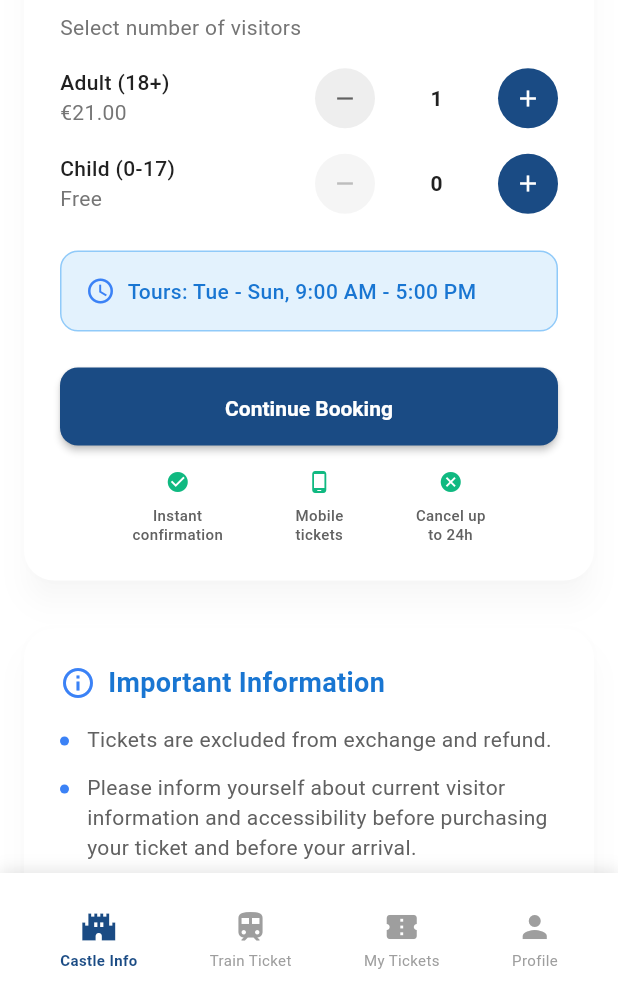
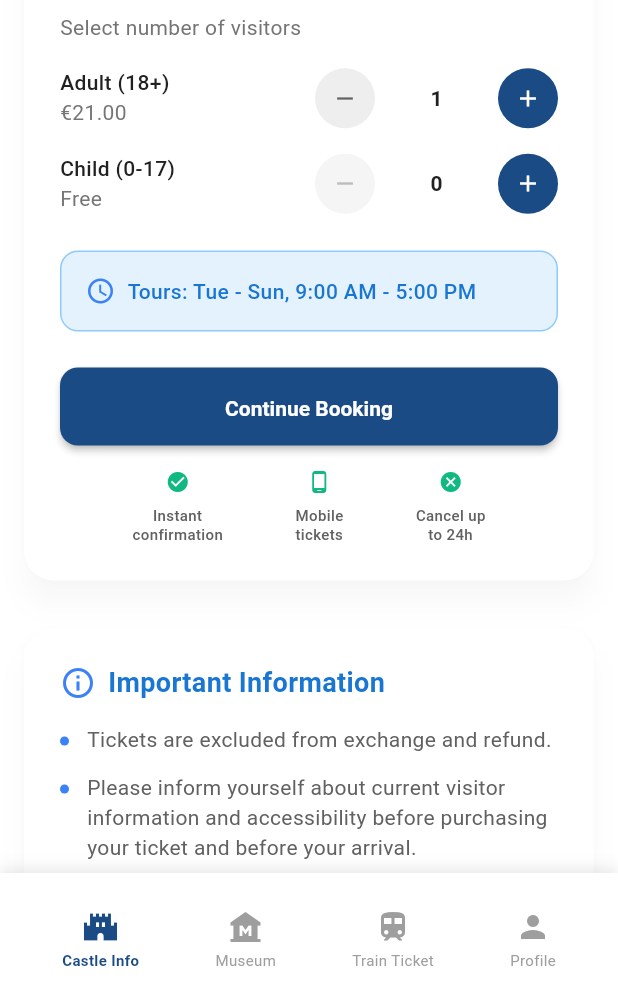
Before and after one commit to chikuokuo/ticket_sale, a Flutter app: the screen it shows after launch, scrolled down 576 dp, after a tap on "Morning", on a phone screen of 412 x 824 dp, the part 228-1236 px from its top. Run offline on Flutter 3.47's test engine with Material 3 defaults, Android fonts, the light colour scheme and no system bars; our stand-ins replace flutter_dotenv, flutter_riverpod; missing offline and left inert: flutter_stripe; Roboto replaces fonts that are missing (SF Pro Display).

Commit message:
feat: Add Museum Ticket screen and integrate into main navigation

```diff
--- a/lib/screens/main_navigation_screen.dart
+++ b/lib/screens/main_navigation_screen.dart
@@ -2,6 +2,7 @@ import 'package:flutter/material.dart';
 import '../theme/app_theme.dart';
 import '../theme/colors.dart';
 import 'select_ticket_screen.dart';
+import 'museum_ticket_screen.dart';
 import 'train_ticket_screen.dart';
 
 class MainNavigationScreen extends StatefulWidget {
@@ -17,9 +18,9 @@ class _MainNavigationScreenState extends State<MainNavigationScreen> {
   // List of screens for each navigation item
   final List<Widget> _screens = [
     const SelectTicketScreen(),
+    const MuseumTicketScreen(),
     const TrainTicketScreen(),
-    const MyTicketsScreen(), // TODO: Implement
-    const ProfileScreen(),   // TODO: Implement
+    const ProfileScreen(), // TODO: Implement
   ];
 
   void _onNavTap(int index) {
@@ -59,13 +60,13 @@ class _MainNavigationScreenState extends State<MainNavigationScreen> {
                   index: 0,
                 ),
                 _buildBottomNavItem(
-                  icon: Icons.train,
-                  label: 'Train Ticket',
+                  icon: Icons.museum,
+                  label: 'Museum',
                   index: 1,
                 ),
                 _buildBottomNavItem(
-                  icon: Icons.confirmation_number,
-                  label: 'My Tickets',
+                  icon: Icons.train,
+                  label: 'Train Ticket',
                   index: 2,
                 ),
                 _buildBottomNavItem(
@@ -116,55 +117,7 @@ class _MainNavigationScreenState extends State<MainNavigationScreen> {
   }
 }
 
-// Placeholder screens for My Tickets and Profile
-class MyTicketsScreen extends StatelessWidget {
-  const MyTicketsScreen({super.key});
-
-  @override
-  Widget build(BuildContext context) {
-    return Scaffold(
-      backgroundColor: AppColorScheme.neutral50,
-      appBar: AppBar(
-        title: const Text('My Tickets'),
-        backgroundColor: Colors.transparent,
-        elevation: 0,
-        scrolledUnderElevation: 0,
-        titleTextStyle: AppTheme.headlineSmall.copyWith(
-          color: AppColorScheme.neutral900,
-          fontWeight: FontWeight.w600,
-        ),
-      ),
-      body: Center(
-        child: Column(
-          mainAxisAlignment: MainAxisAlignment.center,
-          children: [
-            Icon(
-              Icons.confirmation_number_outlined,
-              size: 64,
-              color: AppColorScheme.neutral400,
-            ),
-            const SizedBox(height: 16),
-            Text(
-              'My Tickets',
-              style: AppTheme.headlineMedium.copyWith(
-                color: AppColorScheme.neutral700,
-                fontWeight: FontWeight.w600,
-              ),
-            ),
-            const SizedBox(height: 8),
-            Text(
-              'Coming Soon!',
-              style: AppTheme.bodyLarge.copyWith(
-                color: AppColorScheme.neutral500,
-              ),
-            ),
-          ],
-        ),
-      ),
-    );
-  }
-}
-
+// Placeholder screen for Profile
 class ProfileScreen extends StatelessWidget {
   const ProfileScreen({super.key});
 
--- /dev/null
+++ b/lib/screens/museum_ticket_screen.dart
@@ -0,0 +1,593 @@
+import 'package:flutter/material.dart';
+import 'package:flutter_riverpod/flutter_riverpod.dart';
+import 'package:intl/intl.dart';
+
+import '../models/attendee.dart';
+import '../models/time_slot.dart';
+import '../providers/ticket_order_provider.dart';
+import '../theme/colors.dart';
+import '../theme/app_theme.dart';
+import 'ticket_details_screen.dart';
+
+class MuseumTicketScreen extends ConsumerWidget {
+  const MuseumTicketScreen({super.key});
+
+  final List<String> importantInfo = const [
+    'Tickets are excluded from exchange and refund.',
+    'Please inform yourself about current visitor information and accessibility before purchasing your ticket and before your arrival.',
+    'Even babies and (small) children require their own ticket for the Uffizi Galleries.',
+    'You must present proof of eligibility for free or reduced tickets at the museum entrance. Please have the appropriate documents and your ticket ready at the entrance.',
+    'Audio guides are only available in limited quantities due to the limited number of devices.',
+    'Currently, there are only limited capacities for tours in the Uffizi Galleries. An early sell-out must be expected.',
+    'If you wish to visit multiple museums on the same day, we generally recommend allowing at least 3 hours between the admission times.',
+    'The Uffizi Galleries can be visited at any time on the booked day between 8:15 and 18:30 (closing at 19:00).',
+  ];
+
+  @override
+  Widget build(BuildContext context, WidgetRef ref) {
+    final orderState = ref.watch(ticketOrderProvider);
+
+    return Scaffold(
+      backgroundColor: AppColorScheme.neutral50,
+      body: SingleChildScrollView(
+        child: Column(
+          children: [
+            // Background and Title Section
+            Container(
+              height: 280,
+              width: double.infinity,
+              decoration: BoxDecoration(
+                image: DecorationImage(
+                  image: _getBackgroundImage(),
+                  fit: BoxFit.cover,
+                ),
+              ),
+              child: Container(
+                decoration: BoxDecoration(
+                  gradient: LinearGradient(
+                    begin: Alignment.topCenter,
+                    end: Alignment.bottomCenter,
+                    colors: [
+                      Colors.black.withOpacity(0.3),
+                      Colors.black.withOpacity(0.6),
+                    ],
+                  ),
+                ),
+                child: SafeArea(
+                  child: Padding(
+                    padding: const EdgeInsets.all(24),
+                    child: Column(
+                      crossAxisAlignment: CrossAxisAlignment.start,
+                      children: [
+                        const Spacer(),
+                        Text(
+                          'Uffizi Galleries',
+                          style: AppTheme.headlineLarge.copyWith(
+                            color: Colors.white,
+                            fontWeight: FontWeight.bold,
+                            height: 1.2,
+                          ),
+                        ),
+                        const SizedBox(height: 8),
+                        Text(
+                          'Florence, Italy',
+                          style: AppTheme.titleMedium.copyWith(
+                            color: Colors.white.withOpacity(0.9),
+                          ),
+                        ),
+                        const SizedBox(height: 24),
+                      ],
+                    ),
+                  ),
+                ),
+              ),
+            ),
+
+            // Main Content with Overlap
+            Transform.translate(
+              offset: const Offset(0, -40),
+              child: Padding(
+                padding: const EdgeInsets.symmetric(horizontal: 24),
+                child: Column(
+                  children: [
+                    // Ticket Selection Card
+                    _buildTicketSelectionCard(context, ref, orderState),
+
+                    const SizedBox(height: 20),
+
+                    // Important Information Card
+                    _buildImportantInfoCard(),
+
+                    const SizedBox(height: 40),
+                  ],
+                ),
+              ),
+            ),
+          ],
+        ),
+      ),
+    );
+  }
+
+  ImageProvider _getBackgroundImage() {
+    // Try to load the background image with fallback
+    try {
+      return const AssetImage('assets/images/Bg-UffiziGalleries.jpg');
+    } catch (e) {
+      // Fallback to network image if asset is not found
+      return const NetworkImage(
+        'https://images.unsplash.com/photo-1541362939442-1cf2d9e45d96?w=800&h=600&fit=crop'
+      );
+    }
+  }
+
+  Widget _buildTicketSelectionCard(BuildContext context, WidgetRef ref, TicketOrderState orderState) {
+    return Container(
+      width: double.infinity,
+      decoration: BoxDecoration(
+        color: Colors.white,
+        borderRadius: BorderRadius.circular(20),
+        boxShadow: [
+          BoxShadow(
+            color: Colors.black.withOpacity(0.08),
+            blurRadius: 20,
+            offset: const Offset(0, 8),
+          ),
+        ],
+      ),
+      child: Padding(
+        padding: const EdgeInsets.all(24),
+        child: Column(
+          crossAxisAlignment: CrossAxisAlignment.start,
+          children: [
+            Text(
+              'Book Your Museum Visit',
+              style: AppTheme.titleLarge.copyWith(
+                color: AppColorScheme.neutral900,
+                fontWeight: FontWeight.w600,
+              ),
+            ),
+
+            const SizedBox(height: 24),
+
+            // Select Visit Date
+            _buildDateSelection(context, ref, orderState),
+
+            const SizedBox(height: 20),
+
+            // Select Time Slot
+            _buildTimeSlotSelection(ref, orderState),
+
+            const SizedBox(height: 20),
+
+            // Tickets Selection
+            _buildTicketCounters(ref, orderState),
+
+            const SizedBox(height: 24),
+
+            // Continue Booking Button
+            _buildContinueButton(context, ref, orderState),
+          ],
+        ),
+      ),
+    );
+  }
+
+  Widget _buildDateSelection(BuildContext context, WidgetRef ref, TicketOrderState orderState) {
+    return Column(
+      crossAxisAlignment: CrossAxisAlignment.start,
+      children: [
+        Text(
+          'Select Visit Date',
+          style: AppTheme.titleMedium.copyWith(
+            color: AppColorScheme.neutral900,
+            fontWeight: FontWeight.w600,
+          ),
+        ),
+        const SizedBox(height: 12),
+        InkWell(
+          onTap: () => _selectDate(context, ref),
+          borderRadius: BorderRadius.circular(12),
+          child: Container(
+            width: double.infinity,
+            padding: const EdgeInsets.all(16),
+            decoration: BoxDecoration(
+              border: Border.all(color: AppColorScheme.neutral300),
+              borderRadius: BorderRadius.circular(12),
+            ),
+            child: Row(
+              children: [
+                Icon(
+                  Icons.calendar_today,
+                  color: AppColorScheme.primary,
+                  size: 20,
+                ),
+                const SizedBox(width: 12),
+                Text(
+                  orderState.selectedDate != null
+                      ? DateFormat('EEEE, MMM dd, yyyy').format(orderState.selectedDate!)
+                      : 'Available from ${DateFormat('MMM dd').format(DateTime.now().add(const Duration(days: 2)))}',
+                  style: AppTheme.bodyMedium.copyWith(
+                    color: orderState.selectedDate != null
+                        ? AppColorScheme.neutral900
+                        : AppColorScheme.neutral600,
+                  ),
+                ),
+                const Spacer(),
+                Icon(
+                  Icons.chevron_right,
+                  color: AppColorScheme.neutral400,
+                ),
+              ],
+            ),
+          ),
+        ),
+      ],
+    );
+  }
+
+  Widget _buildTimeSlotSelection(WidgetRef ref, TicketOrderState orderState) {
+    return Column(
+      crossAxisAlignment: CrossAxisAlignment.start,
+      children: [
+        Text(
+          'Select Time Slot',
+          style: AppTheme.titleMedium.copyWith(
+            color: AppColorScheme.neutral900,
+            fontWeight: FontWeight.w600,
+          ),
+        ),
+        const SizedBox(height: 12),
+        Row(
+          children: [
+            Expanded(child: _buildTimeSlotCard(ref, TimeSlot.am, orderState)),
+            const SizedBox(width: 12),
+            Expanded(child: _buildTimeSlotCard(ref, TimeSlot.pm, orderState)),
+          ],
+        ),
+      ],
+    );
+  }
+
+  Widget _buildTimeSlotCard(WidgetRef ref, TimeSlot timeSlot, TicketOrderState orderState) {
+    final isSelected = orderState.selectedTimeSlot == timeSlot;
+    final notifier = ref.read(ticketOrderProvider.notifier);
+
+    return InkWell(
+      onTap: () => notifier.selectTimeSlot(timeSlot),
+      borderRadius: BorderRadius.circular(12),
+      child: Container(
+        padding: const EdgeInsets.all(16),
+        decoration: BoxDecoration(
+          color: isSelected ? AppColorScheme.primary100 : Colors.white,
+          borderRadius: BorderRadius.circular(12),
+          border: Border.all(
+            color: isSelected ? AppColorScheme.primary : AppColorScheme.neutral300,
+            width: isSelected ? 2 : 1,
+          ),
+        ),
+        child: Column(
+          children: [
+            Icon(
+              timeSlot == TimeSlot.am ? Icons.wb_sunny : Icons.nights_stay,
+              color: isSelected ? AppColorScheme.primary700 : AppColorScheme.neutral500,
+              size: 28,
+            ),
+            const SizedBox(height: 8),
+            Text(
+              timeSlot == TimeSlot.am ? 'Morning' : 'Afternoon',
+              style: AppTheme.titleSmall.copyWith(
+                color: isSelected ? AppColorScheme.primary700 : AppColorScheme.neutral700,
+                fontWeight: FontWeight.w600,
+              ),
+              textAlign: TextAlign.center,
+            ),
+            const SizedBox(height: 4),
+            Text(
+              timeSlot == TimeSlot.am ? '08:15 - 13:00' : '13:30 - 18:30',
+              style: AppTheme.bodySmall.copyWith(
+                color: isSelected ? AppColorScheme.primary700 : AppColorScheme.neutral600,
+              ),
+              textAlign: TextAlign.center,
+            ),
+          ],
+        ),
+      ),
+    );
+  }
+
+  Widget _buildTicketCounters(WidgetRef ref, TicketOrderState orderState) {
+    const double adultPrice = 21.0;
+    const double childPrice = 0.0;
+
+    return Column(
+      crossAxisAlignment: CrossAxisAlignment.start,
+      children: [
+        Text(
+          'Tickets',
+          style: AppTheme.titleMedium.copyWith(
+            color: AppColorScheme.neutral900,
+            fontWeight: FontWeight.w600,
+          ),
+        ),
+        const SizedBox(height: 12),
+
+        // Adult Tickets
+        _buildTicketCounter(
+          ref: ref,
+          title: 'Adult',
+          subtitle: adultPrice > 0 ? '€${adultPrice.toStringAsFixed(2)}' : 'Free',
+          count: orderState.attendees.where((a) => a.type == AttendeeType.adult).length,
+          onIncrement: () => ref.read(ticketOrderProvider.notifier).addAttendee(AttendeeType.adult),
+          onDecrement: () {
+            final adults = orderState.attendees.where((a) => a.type == AttendeeType.adult).toList();
+            if (adults.isNotEmpty) {
+              // Find the last adult index and remove it
+              int lastAdultIndex = -1;
+              for (int i = orderState.attendees.length - 1; i >= 0; i--) {
+                if (orderState.attendees[i].type == AttendeeType.adult) {
+                  lastAdultIndex = i;
+                  break;
+                }
+              }
+              if (lastAdultIndex != -1) {
+                ref.read(ticketOrderProvider.notifier).removeAttendee(lastAdultIndex);
+              }
+            }
+          },
+        ),
+
+        const SizedBox(height: 12),
+
+        // Child Tickets
+        _buildTicketCounter(
+          ref: ref,
+          title: 'Child (0-17)',
+          subtitle: childPrice > 0 ? '€${childPrice.toStringAsFixed(2)}' : 'Free',
+          count: orderState.attendees.where((a) => a.type == AttendeeType.child).length,
+          onIncrement: () => ref.read(ticketOrderProvider.notifier).addAttendee(AttendeeType.child),
+          onDecrement: () {
+            final children = orderState.attendees.where((a) => a.type == AttendeeType.child).toList();
+            if (children.isNotEmpty) {
+              // Find the last child index and remove it
+              int lastChildIndex = -1;
+              for (int i = orderState.attendees.length - 1; i >= 0; i--) {
+                if (orderState.attendees[i].type == AttendeeType.child) {
+                  lastChildIndex = i;
+                  break;
+                }
+              }
+              if (lastChildIndex != -1) {
+                ref.read(ticketOrderProvider.notifier).removeAttendee(lastChildIndex);
+              }
+            }
+          },
+        ),
+      ],
+    );
+  }
+
+  Widget _buildTicketCounter({
+    required WidgetRef ref,
+    required String title,
+    required String subtitle,
+    required int count,
+    required VoidCallback onIncrement,
+    required VoidCallback onDecrement,
+  }) {
+    return Container(
+      padding: const EdgeInsets.all(16),
+      decoration: BoxDecoration(
+        color: AppColorScheme.neutral50,
+        borderRadius: BorderRadius.circular(12),
+        border: Border.all(color: AppColorScheme.neutral200),
+      ),
+      child: Row(
+        children: [
+          Expanded(
+            child: Column(
+              crossAxisAlignment: CrossAxisAlignment.start,
+              children: [
+                Text(
+                  title,
+                  style: AppTheme.titleSmall.copyWith(
+                    color: AppColorScheme.neutral900,
+                    fontWeight: FontWeight.w600,
+                  ),
+                ),
+                Text(
+                  subtitle,
+                  style: AppTheme.bodySmall.copyWith(
+                    color: AppColorScheme.primary,
+                    fontWeight: FontWeight.w500,
+                  ),
+                ),
+              ],
+            ),
+          ),
+          Row(
+            children: [
+              InkWell(
+                onTap: count > 0 ? onDecrement : null,
+                borderRadius: BorderRadius.circular(20),
+                child: Container(
+                  width: 40,
+                  height: 40,
+                  decoration: BoxDecoration(
+                    color: count > 0 ? AppColorScheme.primary100 : AppColorScheme.neutral200,
+                    borderRadius: BorderRadius.circular(20),
+                  ),
+                  child: Icon(
+                    Icons.remove,
+                    color: count > 0 ? AppColorScheme.primary : AppColorScheme.neutral400,
+                    size: 20,
+                  ),
+                ),
+              ),
+              Container(
+                width: 50,
+                alignment: Alignment.center,
+                child: Text(
+                  count.toString(),
+                  style: AppTheme.titleMedium.copyWith(
+                    color: AppColorScheme.neutral900,
+                    fontWeight: FontWeight.w600,
+                  ),
+                ),
+              ),
+              InkWell(
+                onTap: onIncrement,
+                borderRadius: BorderRadius.circular(20),
+                child: Container(
+                  width: 40,
+                  height: 40,
+                  decoration: BoxDecoration(
+                    color: AppColorScheme.primary100,
+                    borderRadius: BorderRadius.circular(20),
+                  ),
+                  child: Icon(
+                    Icons.add,
+                    color: AppColorScheme.primary,
+                    size: 20,
+                  ),
+                ),
+              ),
+            ],
+          ),
+        ],
+      ),
+    );
+  }
+
+  Widget _buildContinueButton(BuildContext context, WidgetRef ref, TicketOrderState orderState) {
+    final hasTickets = orderState.attendees.isNotEmpty;
+
+    return Container(
+      width: double.infinity,
+      height: 56,
+      child: ElevatedButton(
+        onPressed: hasTickets ? () {
+          Navigator.of(context).push(
+            MaterialPageRoute(
+              builder: (context) => const TicketDetailsScreen(),
+            ),
+          );
+        } : null,
+        style: ElevatedButton.styleFrom(
+          backgroundColor: hasTickets ? AppColorScheme.primary : AppColorScheme.neutral300,
+          foregroundColor: Colors.white,
+          elevation: hasTickets ? 4 : 0,
+          shape: RoundedRectangleBorder(
+            borderRadius: BorderRadius.circular(12),
+          ),
+        ),
+        child: Row(
+          mainAxisAlignment: MainAxisAlignment.center,
+          children: [
+            Text(
+              'Continue Booking',
+              style: AppTheme.titleMedium.copyWith(
+                color: Colors.white,
+                fontWeight: FontWeight.w600,
+              ),
+            ),
+            const SizedBox(width: 8),
+            Icon(Icons.arrow_forward, size: 20),
+          ],
+        ),
+      ),
+    );
+  }
+
+  Widget _buildImportantInfoCard() {
+    return Container(
+      width: double.infinity,
+      decoration: BoxDecoration(
+        color: Colors.white,
+        borderRadius: BorderRadius.circular(20),
+        boxShadow: [
+          BoxShadow(
+            color: Colors.black.withOpacity(0.08),
+            blurRadius: 20,
+            offset: const Offset(0, 8),
+          ),
+        ],
+      ),
+      child: Padding(
+        padding: const EdgeInsets.all(24),
+        child: Column(
+          crossAxisAlignment: CrossAxisAlignment.start,
+          children: [
+            Row(
+              children: [
+                Icon(
+                  Icons.info_outline,
+                  color: AppColorScheme.primary,
+                  size: 24,
+                ),
+                const SizedBox(width: 12),
+                Text(
+                  'Important Information',
+                  style: AppTheme.titleLarge.copyWith(
+                    color: AppColorScheme.neutral900,
+                    fontWeight: FontWeight.w600,
+                  ),
+                ),
+              ],
+            ),
+            const SizedBox(height: 16),
+            ...importantInfo.map((text) => _buildInfoItem(text)).toList(),
+          ],
+        ),
+      ),
+    );
+  }
+
+  Widget _buildInfoItem(String text) {
+    return Padding(
+      padding: const EdgeInsets.only(bottom: 12),
+      child: Row(
+        crossAxisAlignment: CrossAxisAlignment.start,
+        children: [
+          Container(
+            margin: const EdgeInsets.only(top: 6),
+            width: 4,
+            height: 4,
+            decoration: BoxDecoration(
+              color: AppColorScheme.neutral600,
+              borderRadius: BorderRadius.circular(2),
+            ),
+          ),
+          const SizedBox(width: 12),
+          Expanded(
+            child: Text(
+              text,
+              textAlign: TextAlign.left,
+              style: AppTheme.labelSmall.copyWith(
+                color: AppColorScheme.neutral700,
+                height: 1.3,
+              ),
+            ),
+          ),
+        ],
+      ),
+    );
+  }
+
+  Future<void> _selectDate(BuildContext context, WidgetRef ref) async {
+    final notifier = ref.read(ticketOrderProvider.notifier);
+    final selectedDate = ref.read(ticketOrderProvider).selectedDate;
+    final earliestDate = DateTime.now().add(const Duration(days: 2));
+
+    final DateTime? picked = await showDatePicker(
+      context: context,
+      initialDate: selectedDate ?? earliestDate,
+      firstDate: earliestDate,
+      lastDate: DateTime.now().add(const Duration(days: 90)),
+    );
+
+    if (picked != null) {
+      notifier.selectDate(picked);
+    }
+  }
+}
```
Also changed, not shown: 1 other file.
